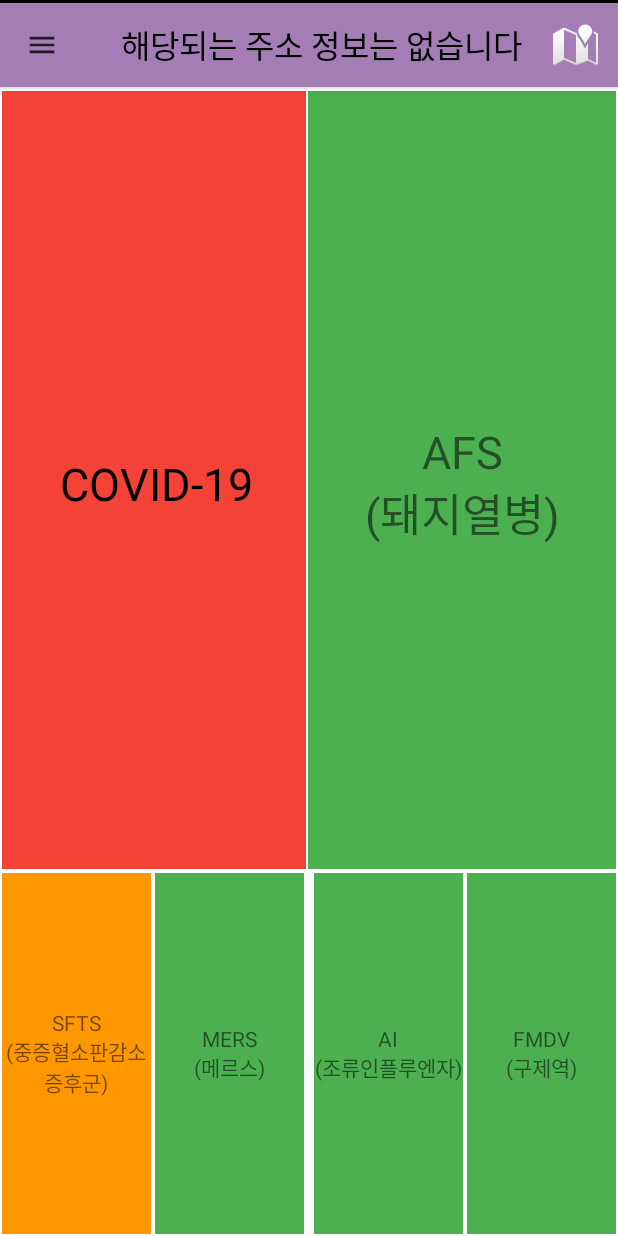
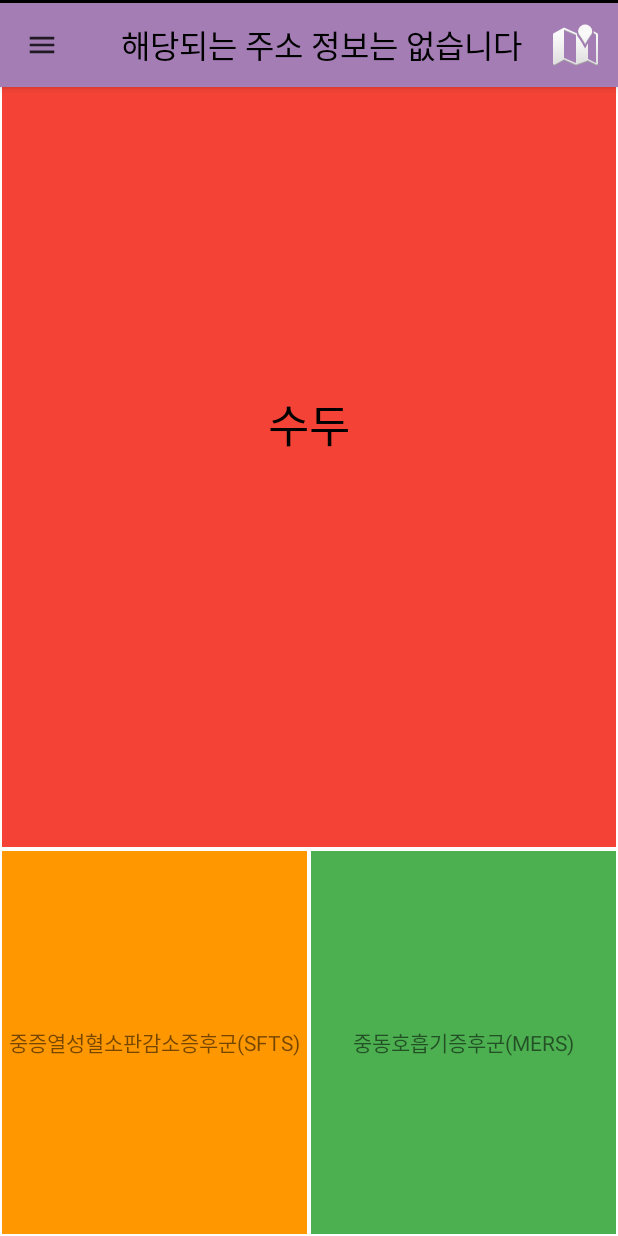
Before and after one commit to bigtech21/Hirus, an Android app: the screen it shows after launch (MainActivity), on a phone screen of 412 x 824 dp. Run offline under Robolectric (Android 15) with nearby library versions, the phone set to English and light mode, and no system bars; libraries missing offline, so code that uses them is left out: jxl.read.biff, jxl.write.

Commit message:
액셀연동

```diff
--- a/app/src/main/java/com/kcl/hirus/AboutInfection.java
+++ b/app/src/main/java/com/kcl/hirus/AboutInfection.java
@@ -65,7 +65,54 @@ public class AboutInfection extends Fragment implements MainActivity.OnBackpress
     int MERS = 14;
     int PAI = 15;
     int H1N1 = 16;
-
+    int DPT = 17;
+    int CKP = 18;
+    int MSL = 19; //홍역
+    int CHOLERA = 20;
+    int TYPHOID = 21;
+    int PTF = 22;
+    int SGLS = 23;
+    int EECI = 24;
+    int HEPATITIS_A = 25;
+    int WC = 26;
+    int EP = 27;
+    int RUBELLA = 28;
+    int C_RUBELLA = 29;
+    int A_RUBELLA = 30;
+    int POLIO = 31;
+    int NM = 32;
+    int HI_B = 33;
+    int PNEUMOCOCCOSIS = 34;
+    int LEPROSY = 35;
+    int SCARLET = 36;
+    int VRSA = 37;
+    int CRE = 38;
+    int HEPATITIS_E = 39;
+    int TETANUS = 40;
+    int HEPATITIS_B = 41;
+    int JE = 42;
+    int HEPATITIS_C = 43;
+    int MALARIA = 44;
+    int LEGIONELLOSIS = 45;
+    int VIBRIO = 46;
+    int TF = 47;
+    int R_TYPHI = 48;
+    int TST = 49;
+    int LEPTOSPIROSIS = 50;
+    int BRUCELLOSIS = 51;
+    int rabies = 52;
+    int HFWRS = 53;
+    int CJD = 54;
+    int YF = 55;
+    int DF = 56;
+    int QF = 57;
+    int WNF = 58;
+    int LD = 59;
+    int TBE = 60;
+    int MELIOIDOSIS = 61;
+    int CV = 62;
+    int SFTS = 63;
+    int ZV = 64;
 
     @Override
     public View onCreateView(LayoutInflater inflater, ViewGroup container,
@@ -119,12 +166,34 @@ public class AboutInfection extends Fragment implements MainActivity.OnBackpress
         }
     }
 
+    private int selectDesease() {
+        try {
+            InputStream is = getContext().getResources().getAssets().open("database.xls");
+            Workbook wb = Workbook.getWorkbook(is);
+
+            if(wb != null){
+                Sheet sheet = wb.getSheet(0);
+
+                if(sheet != null){
+                    int colTotal = sheet.getColumns();    // 전체 컬럼
+                    for(int i = 1; i < colTotal; i++){
+                        String contents = sheet.getCell(i, 0).getContents();
+                        if(desease.equals(contents)){
+                            return i;
+                        }
+                    }
+                }
+            }
+        }catch (Exception e){}
+        return 0;
+    }
+
     private void copyExcelDataToDatabase() {
 
         String addresses = null;
         String dataAddress = null;
         String newaddress = null;
-
+        int positionD = selectDesease();
         try {
             InputStream is = getContext().getResources().getAssets().open("database.xls");
             Workbook wb = Workbook.getWorkbook(is);
@@ -150,24 +219,17 @@ public class AboutInfection extends Fragment implements MainActivity.OnBackpress
                             Log.d("newaddress", newaddress);
 
                             if(newaddress.equals(contents)){
-                                String deseaseName;
-
-
-
-                                Cell iCnt = sheet.getCell(18, row); //감염병 환자 수
-                                Cell iName = sheet.getCell(18, 0); //감염병 이름
+                                Cell iCnt = sheet.getCell(positionD, row); //감염병 환자 수
+                                Cell iName = sheet.getCell(positionD, 0); //감염병 이름
 
                                 String result = "현재 감염된 "+iName.getContents() +"환자 수"+ " : "+iCnt.getContents() + "명";
 
                                 String infName = iName.getContents();
                                 City.setText(result);
                                 break;
-
                             }
                         }
-                        Log.i("test", sb.toString());
                     }
-
                 }
             }
         } catch (IOException e) {
@@ -192,8 +254,4 @@ public class AboutInfection extends Fragment implements MainActivity.OnBackpress
         Log.e("etc","onAttach()");
         ((MainActivity)context).setOnBackPressedListener(this);
     }
-
-    /*public void setDesease(String str) {
-       if
-    }*/
 }
--- a/app/src/main/java/com/kcl/hirus/MainActivity.java
+++ b/app/src/main/java/com/kcl/hirus/MainActivity.java
@@ -120,9 +120,6 @@ public class MainActivity extends AppCompatActivity {
         human1 = (TextView) findViewById(R.id.BestDesease);
         human2 = (TextView) findViewById(R.id.Human2);
         human3 = (TextView) findViewById(R.id.Human3);
-        animal1 = (TextView) findViewById(R.id.Animal1);
-        animal2 = (TextView) findViewById(R.id.Animal2);
-        animal3 = (TextView) findViewById(R.id.Animal3);
 
         int permissionCheck1 = ContextCompat.checkSelfPermission(this, Manifest.permission.INTERNET);
         if(permissionCheck1 == PackageManager.PERMISSION_DENIED)
@@ -217,8 +214,14 @@ public class MainActivity extends AppCompatActivity {
         human2.setOnClickListener(new View.OnClickListener() {
             @Override
             public void onClick(View view) {
+                String text = human2.getText()+"";
+
                 TextView titles =findViewById(R.id.toolbar_title);
                 titles.setText(human2.getText() + "현황");
+
+                bundle.putString("text" , text);
+                ai.setArguments(bundle);
+
                 onFragmentChanged(R.id.AboutInfection_fr);
             }
         });
@@ -226,39 +229,17 @@ public class MainActivity extends AppCompatActivity {
         human3.setOnClickListener(new View.OnClickListener() {
             @Override
             public void onClick(View view) {
+                String text = human3.getText()+"";
+
                 TextView titles =findViewById(R.id.toolbar_title);
                 titles.setText(human3.getText() + "현황");
+
+                bundle.putString("text" , text);
+                ai.setArguments(bundle);
+
                 onFragmentChanged(R.id.AboutInfection_fr);
             }
         });
-
-        animal1.setOnClickListener(new View.OnClickListener() {
-            @Override
-            public void onClick(View view) {
-                TextView titles =findViewById(R.id.toolbar_title);
-                titles.setText(animal1.getText() + "현황");
-                onFragmentChanged(R.id.AboutInfection_fr);
-            }
-        });
-
-        animal2.setOnClickListener(new View.OnClickListener() {
-            @Override
-            public void onClick(View view) {
-                TextView titles =findViewById(R.id.toolbar_title);
-                titles.setText(animal2.getText() + "현황");
-                onFragmentChanged(R.id.AboutInfection_fr);
-            }
-        });
-
-        animal3.setOnClickListener(new View.OnClickListener() {
-            @Override
-            public void onClick(View view) {
-                TextView titles =findViewById(R.id.toolbar_title);
-                titles.setText(animal3.getText() + "현황");
-                onFragmentChanged(R.id.AboutInfection_fr);
-            }
-        });
-
     }
 
     @Override
--- a/app/src/main/res/layout/activity_main.xml
+++ b/app/src/main/res/layout/activity_main.xml
@@ -11,19 +11,54 @@
     <RelativeLayout
         android:id="@+id/container"
         android:layout_width="match_parent"
-        android:layout_height="match_parent">
+        android:layout_height="match_parent"
+        android:layout_weight = "3">
+
+        <androidx.constraintlayout.widget.ConstraintLayout
+            android:id="@+id/Human"
+            android:layout_width="match_parent"
+            android:layout_height="393dp"
+            android:layout_alignParentStart="true"
+            android:layout_alignParentTop="true"
+            android:layout_alignParentEnd="true"
+            android:layout_alignParentBottom="true"
+            android:layout_marginStart="0dp"
+            android:layout_marginEnd="0dp"
+            android:layout_marginBottom="258dp"
+            android:background="@drawable/edge_red"
+            android:foregroundGravity="top"
+            android:layout_weight = "2">
+
+            <TextView
+                android:id="@+id/BestDesease"
+                android:layout_width="0dp"
+                android:layout_height="0dp"
+                android:fontFamily="sans-serif"
+                android:gravity="center"
+                android:text="수두"
+                android:textColor="#000000"
+                android:textSize="30sp"
+                android:layout_weight = "1"
+                app:layout_constraintBottom_toBottomOf="parent"
+                app:layout_constraintEnd_toEndOf="parent"
+                app:layout_constraintHorizontal_bias="0.0"
+                app:layout_constraintStart_toStartOf="parent"
+                app:layout_constraintTop_toTopOf="parent"
+                app:layout_constraintVertical_bias="0.0" />
+
+        </androidx.constraintlayout.widget.ConstraintLayout>
 
         <com.google.android.material.appbar.AppBarLayout
             android:layout_width="match_parent"
             android:layout_height="wrap_content"
             android:theme="@style/ThemeOverlay.AppCompat.Dark.ActionBar">
 
-        <View
-            android:id="@+id/view_toolbar"
-            android:layout_width="match_parent"
-            android:layout_height="2dp"
-            android:background="@android:color/black"
-            android:layout_below="@+id/toolbar"/>
+            <View
+                android:id="@+id/view_toolbar"
+                android:layout_width="match_parent"
+                android:layout_height="2dp"
+                android:layout_below="@+id/toolbar"
+                android:background="@android:color/black" />
 
             <androidx.appcompat.widget.Toolbar
                 android:id="@+id/toolbar"
@@ -45,127 +80,35 @@
             </androidx.appcompat.widget.Toolbar>
         </com.google.android.material.appbar.AppBarLayout>
 
-        <androidx.constraintlayout.widget.ConstraintLayout
-            android:id="@+id/Human"
+        <LinearLayout
+            android:id="@+id/human2_3"
             android:layout_width="match_parent"
-            android:layout_height="match_parent"
+            android:layout_height="258dp"
             android:layout_alignParentStart="true"
-            android:layout_alignParentTop="true"
             android:layout_alignParentEnd="true"
             android:layout_alignParentBottom="true"
-            android:layout_marginStart="0dp"
-            android:layout_marginTop="59dp"
-            android:layout_marginEnd="204dp"
-            android:layout_marginBottom="243dp"
-            android:background="@drawable/edge_red">
-
-            <TextView
-                android:id="@+id/BestDesease"
-                android:layout_width="0dp"
-                android:layout_height="0dp"
-                android:layout_marginTop="5dp"
-                android:fontFamily="sans-serif"
-                android:gravity="center"
-                android:text="COVID-19"
-                android:textColor="#000000"
-                android:textSize="30sp"
-                app:layout_constraintBottom_toBottomOf="parent"
-                app:layout_constraintEnd_toEndOf="parent"
-                app:layout_constraintStart_toStartOf="parent"
-                app:layout_constraintTop_toTopOf="parent" />
-
-        </androidx.constraintlayout.widget.ConstraintLayout>
-
-        <androidx.constraintlayout.widget.ConstraintLayout
-            android:id="@+id/Animal"
-            android:layout_width="202dp"
-            android:layout_height="430dp"
-            android:layout_alignStart="@+id/Human"
-            android:layout_alignParentTop="true"
-            android:layout_alignParentEnd="true"
-            android:layout_alignParentBottom="true"
-            android:layout_marginStart="204dp"
-            android:layout_marginTop="59dp"
-            android:layout_marginEnd="0dp"
-            android:layout_marginBottom="243dp"
-            android:background="@drawable/edge">
-
-            <TextView
-                android:id="@+id/Animal1"
-                android:layout_width="0dp"
-                android:layout_height="0dp"
-                android:layout_marginTop="5dp"
-
-                android:gravity="center"
-                android:text="AFS\n(돼지열병)"
-                android:textSize="30sp"
-                app:layout_constraintBottom_toBottomOf="parent"
-                app:layout_constraintEnd_toEndOf="parent"
-                app:layout_constraintStart_toStartOf="parent"
-                app:layout_constraintTop_toTopOf="parent" />
-
-        </androidx.constraintlayout.widget.ConstraintLayout>
-
-        <LinearLayout
-            android:id="@+id/Animal2_3"
-            android:layout_width="204dp"
-            android:layout_height="243dp"
-            android:layout_alignParentEnd="true"
-            android:layout_alignParentBottom="true"
-            android:layout_marginStart="0dp"
-            android:layout_marginLeft="208dp"
-            android:layout_marginEnd="0dp"
-            android:layout_marginBottom="0dp"
-            android:orientation="horizontal">
-
-            <TextView
-                android:id="@+id/Animal2"
-                android:layout_width="102dp"
-                android:layout_height="match_parent"
-                android:background="@drawable/edge"
-                android:gravity="center"
-                android:text="AI\n(조류인플루엔자)" />
-
-            <TextView
-                android:id="@+id/Animal3"
-                android:layout_width="102dp"
-                android:layout_height="match_parent"
-                android:background="@drawable/edge"
-                android:gravity="center"
-                android:text="FMDV\n(구제역)" />
-        </LinearLayout>
-
-        <LinearLayout
-            android:id="@+id/Human2_3"
-            android:layout_width="204dp"
-            android:layout_height="243dp"
-            android:layout_alignParentStart="true"
-            android:layout_alignParentBottom="true"
-            android:layout_marginStart="0dp"
-            android:layout_marginLeft="0dp"
-            android:layout_marginTop="0dp"
-            android:layout_marginEnd="0dp"
-            android:layout_marginRight="208dp"
-            android:layout_marginBottom="0dp"
+            android:foregroundGravity="bottom"
+            android:gravity="bottom"
             android:orientation="horizontal"
-            app:layout_constraintBottom_toTopOf="parent">
+            android:layout_weight = "1">
 
             <TextView
                 android:id="@+id/Human2"
-                android:layout_width="102dp"
+                android:layout_width="match_parent"
                 android:layout_height="match_parent"
+                android:layout_weight="1"
                 android:background="@drawable/edge_orange"
                 android:gravity="center"
-                android:text="SFTS\n(중증혈소판감소증후군)" />
+                android:text="중증열성혈소판감소증후군(SFTS)" />
 
             <TextView
                 android:id="@+id/Human3"
-                android:layout_width="102dp"
+                android:layout_width="match_parent"
                 android:layout_height="match_parent"
+                android:layout_weight="1"
                 android:background="@drawable/edge"
                 android:gravity="center"
-                android:text="MERS\n(메르스)" />
-
+                android:text="중동호흡기증후군(MERS)" />
         </LinearLayout>
 
     </RelativeLayout>
```
Also changed, not shown: 1 other file.
